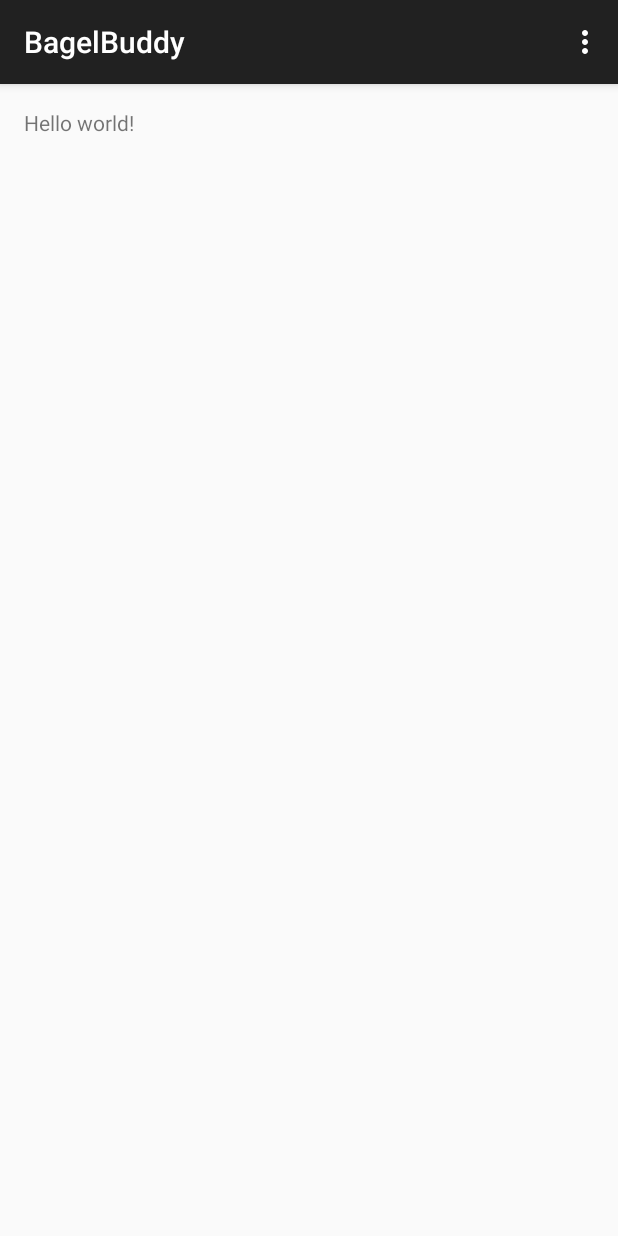
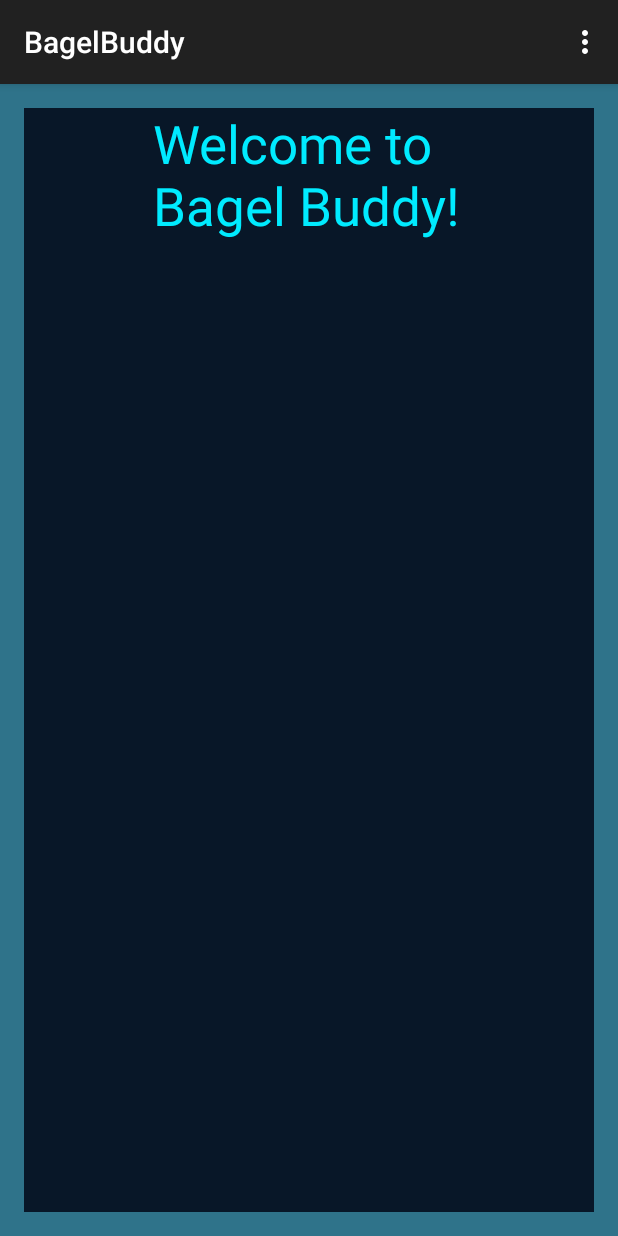
Before and after one commit to invaderlucky/BagelButton, an Android app: the screen it shows after launch (MainActivity), on a phone screen of 412 x 824 dp. Run offline under Robolectric (Android 15) with nearby library versions, the phone set to English and light mode, and no system bars.

Commit message:
Updated layout.

```diff
--- a/app/src/main/res/layout/activity_main.xml
+++ b/app/src/main/res/layout/activity_main.xml
@@ -3,9 +3,26 @@
     android:layout_height="match_parent" android:paddingLeft="@dimen/activity_horizontal_margin"
     android:paddingRight="@dimen/activity_horizontal_margin"
     android:paddingTop="@dimen/activity_vertical_margin"
-    android:paddingBottom="@dimen/activity_vertical_margin" tools:context=".MainActivity">
+    android:paddingBottom="@dimen/activity_vertical_margin" tools:context=".MainActivity"
+    android:background="#d80b5c77">
 
-    <TextView android:text="@string/hello_world" android:layout_width="wrap_content"
-        android:layout_height="wrap_content" />
+    <FrameLayout
+        android:layout_width="fill_parent"
+        android:layout_height="fill_parent"
+        android:layout_alignParentTop="true"
+        android:layout_centerHorizontal="true"
+        android:background="#d3000414">
 
+        <TextView
+            android:layout_width="208dp"
+            android:layout_height="93dp"
+            android:textAppearance="?android:attr/textAppearanceLarge"
+            android:text="Welcome to Bagel Buddy!"
+            android:id="@+id/textView"
+            android:layout_gravity="center_horizontal|top"
+            android:textAlignment="center"
+            android:textColor="#ff00ebff"
+            android:textSize="35dp" />
+
+    </FrameLayout>
 </RelativeLayout>
```
